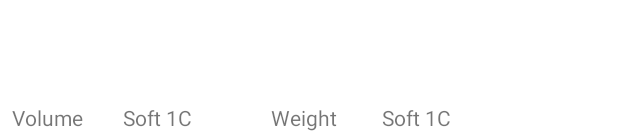
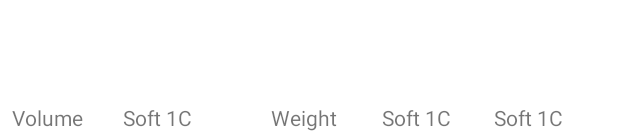
Before and after one commit to Muhammadqodir07/Soft1C, an Android app: the layout fragment_loading.xml on its own in the app's theme, with its tools: preview values and no code run, on a phone screen of 412 x 824 dp. Shown: the part 1098-1233 px from the top of the screen. Run offline under Robolectric (Android 15) with nearby library versions, the phone set to English and light mode, and no system bars.

Commit message:
V2.4.0 Оптимизация диалога загрузки Фильтр списка машин по Contains, а не StartsWith Показ общего количества

```diff
--- a/app/build.gradle
+++ b/app/build.gradle
@@ -12,7 +12,7 @@ android {
         minSdk 26
         targetSdk 32
         versionCode 2
-        versionName "2.3.9"
+        versionName "2.4.0"
 
         testInstrumentationRunner "androidx.test.runner.AndroidJUnitRunner"
         archivesBaseName = "Soft-1C_($versionName)"
@@ -22,6 +22,7 @@ android {
         release {
             minifyEnabled false
             proguardFiles getDefaultProguardFile('proguard-android-optimize.txt'), 'proguard-rules.pro'
+            signingConfig signingConfigs.debug
         }
     }
     compileOptions {
--- a/app/src/main/java/com/example/soft1c/fragment/AuthFragment.kt
+++ b/app/src/main/java/com/example/soft1c/fragment/AuthFragment.kt
@@ -158,8 +158,6 @@ class AuthFragment : BaseFragment<FragmentAuthBinding>(FragmentAuthBinding::infl
         with(binding) {
             cardLogin.setOnClickListener {
                 setBase()
-//                val demo = Demo()
-//                demo.loadProfile()
                 baseViewModel.acceptanceAuth()
                 showPbLoading(true)
             }
--- a/app/src/main/java/com/example/soft1c/utils/ApplicationSoft.kt
+++ b/app/src/main/java/com/example/soft1c/utils/ApplicationSoft.kt
@@ -1,7 +1,7 @@
 package com.example.soft1c.utils
 
 import android.app.Application
-import com.example.soft1c.BuildConfig
+import androidx.viewbinding.BuildConfig
 import com.example.soft1c.utils.UCE.UnhandledExceptionHandler
 import timber.log.Timber
 
--- a/app/src/main/java/com/example/soft1c/utils/Utils.kt
+++ b/app/src/main/java/com/example/soft1c/utils/Utils.kt
@@ -1,5 +1,6 @@
 package com.example.soft1c.utils
 
+import android.annotation.SuppressLint
 import android.content.Context
 import android.util.DisplayMetrics
 import android.view.WindowManager
@@ -23,7 +24,7 @@ object Utils {
     var lang = ""
 
     var authorizationTimeout = 30L
-    var clientTimeout = 20L
+    var clientTimeout = 10L
     var logFor1C = ""
 
     var productTypes: List<AnyModel> = listOf()
@@ -42,7 +43,9 @@ object Utils {
     var refreshList: Boolean = false
 
     var debugMode = false
+    @SuppressLint("ConstantLocale")
     val inputDateFormat = SimpleDateFormat("yyyy-MM-dd'T'HH:mm:ss", Locale.getDefault())
+    @SuppressLint("ConstantLocale")
     val outputDateFormat = SimpleDateFormat("dd/MM/yy\nHH:mm", Locale.getDefault())
 
 
--- a/app/src/main/res/layout/fragment_loading.xml
+++ b/app/src/main/res/layout/fragment_loading.xml
@@ -414,7 +414,14 @@
                 android:id="@+id/txt_weight_value"
                 android:layout_width="0dp"
                 android:layout_height="wrap_content"
-                android:layout_weight="4"
+                android:layout_weight="3"
+                android:text="@string/app_name" />
+
+            <TextView
+                android:id="@+id/txt_seats"
+                android:layout_width="0dp"
+                android:layout_height="wrap_content"
+                android:layout_weight="3"
                 android:text="@string/app_name" />
 
 
```
Also changed, not shown: app/src/main/java/com/example/soft1c/fragment/AcceptanceFragment.kt (+4 -3 lines), app/src/main/java/com/example/soft1c/fragment/BaseFragment.kt (+7 -8 lines), app/src/main/java/com/example/soft1c/fragment/LoadingFragment.kt (+20 -18 lines), 1 other file.
